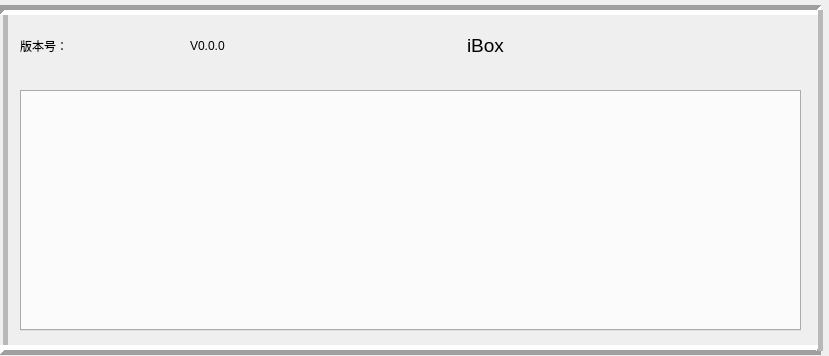
This is branch/box/temwid.ui in ChinaClever/BusBar-Qt as Qt 5 draws it before an edit. The edited form follows.
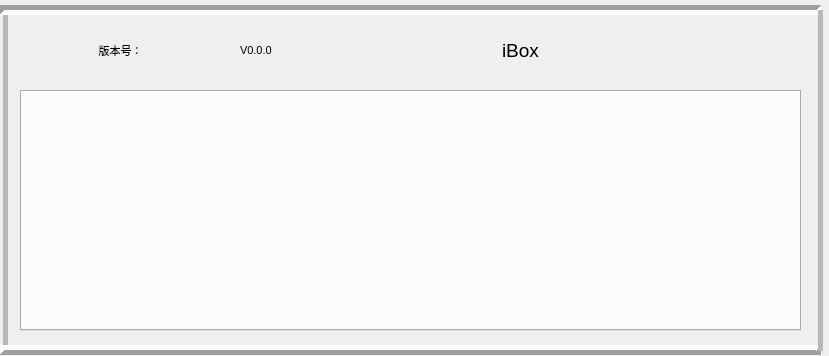
This is the edited form. Icons and pictures are not drawn.

What changed in the file:
```diff
--- a/branch/box/temwid.ui
+++ b/branch/box/temwid.ui
@@ -112,24 +112,37 @@
    <property name="geometry">
     <rect>
      <x>20</x>
-     <y>30</y>
-     <width>151</width>
-     <height>31</height>
+     <y>20</y>
+     <width>201</width>
+     <height>61</height>
     </rect>
    </property>
+   <property name="font">
+    <font>
+     <pointsize>8</pointsize>
+    </font>
+   </property>
    <property name="text">
     <string>版本号：</string>
    </property>
+   <property name="alignment">
+    <set>Qt::AlignCenter</set>
+   </property>
   </widget>
   <widget class="QLabel" name="version">
    <property name="geometry">
     <rect>
-     <x>190</x>
-     <y>30</y>
-     <width>91</width>
-     <height>31</height>
+     <x>240</x>
+     <y>20</y>
+     <width>51</width>
+     <height>61</height>
     </rect>
    </property>
+   <property name="font">
+    <font>
+     <pointsize>8</pointsize>
+    </font>
+   </property>
    <property name="text">
     <string>V0.0.0</string>
    </property>
@@ -137,10 +150,10 @@
   <widget class="QLabel" name="titleLab">
    <property name="geometry">
     <rect>
-     <x>290</x>
-     <y>30</y>
-     <width>391</width>
-     <height>31</height>
+     <x>320</x>
+     <y>20</y>
+     <width>401</width>
+     <height>61</height>
     </rect>
    </property>
    <property name="font">
```
Left out of the diff: 5 changed lines with no effect on the pictures.
